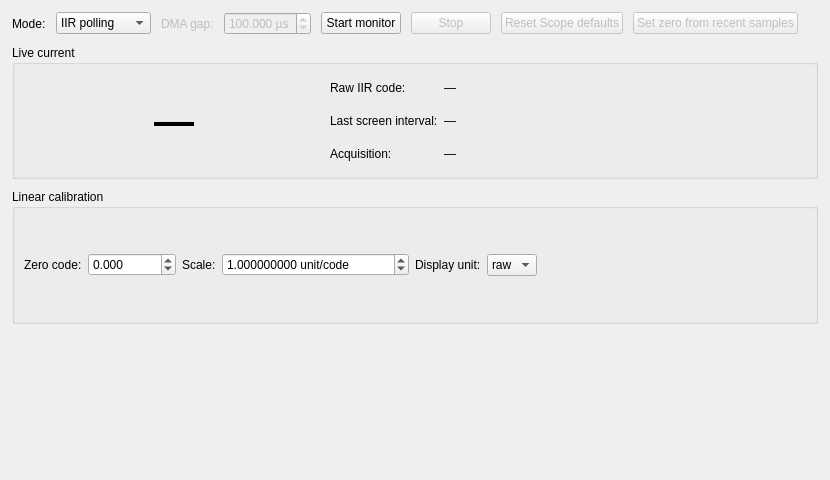
This is forms/current_monitor_view.ui in nucliflare/nlab-digitizer-community as Qt 5 draws it before an edit. The edited form follows.
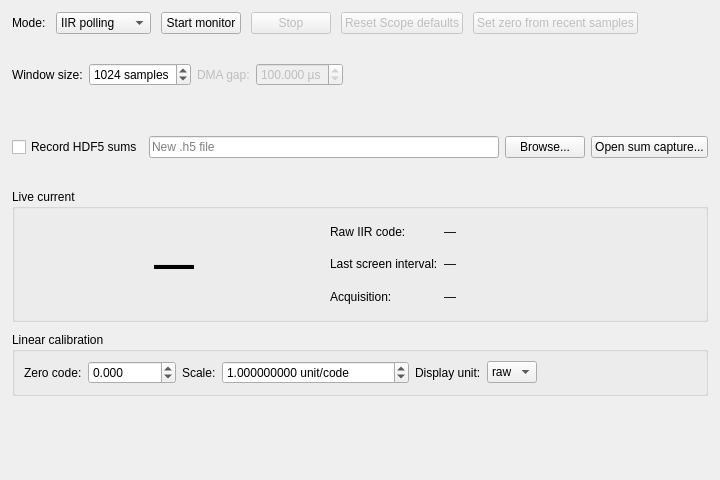
This is the edited form. Custom widgets are drawn as their Qt base class.

```diff
--- a/forms/current_monitor_view.ui
+++ b/forms/current_monitor_view.ui
@@ -18,6 +18,35 @@
        <item><property name="text"><string>Scope DMA</string></property></item>
       </widget>
      </item>
+     <item><widget class="QPushButton" name="btnStart"><property name="text"><string>Start monitor</string></property></widget></item>
+     <item><widget class="QPushButton" name="btnStop"><property name="text"><string>Stop</string></property><property name="enabled"><bool>false</bool></property></widget></item>
+     <item>
+      <widget class="QPushButton" name="btnResetScopeDefaults">
+       <property name="text"><string>Reset Scope defaults</string></property>
+       <property name="enabled"><bool>false</bool></property>
+       <property name="toolTip"><string>Restore the Scope hardware defaults after stopping Current DMA.</string></property>
+      </widget>
+     </item>
+     <item><widget class="QPushButton" name="btnZero"><property name="text"><string>Set zero from recent samples</string></property><property name="enabled"><bool>false</bool></property></widget></item>
+     <item><spacer name="controlsSpacer"><property name="orientation"><enum>Qt::Horizontal</enum></property><property name="sizeHint" stdset="0"><size><width>20</width><height>20</height></size></property></spacer></item>
+    </layout>
+   </item>
+   <item>
+    <widget class="QWidget" name="sumTimingControls" native="true">
+     <layout class="QHBoxLayout" name="sumTimingLayout">
+      <property name="leftMargin"><number>0</number></property>
+      <property name="topMargin"><number>0</number></property>
+      <property name="rightMargin"><number>0</number></property>
+      <property name="bottomMargin"><number>0</number></property>
+      <item><widget class="QLabel" name="labelSumSamples"><property name="text"><string>Window size:</string></property></widget></item>
+      <item><widget class="QSpinBox" name="spinSumSamples">
+       <property name="toolTip"><string>ADC samples integrated per sum window: 4 to 8188, in steps of 4. Each sample lasts 2 ns. This sets the next capture, not the fixed 4096-byte packet size.</string></property>
+       <property name="suffix"><string> samples</string></property>
+       <property name="minimum"><number>4</number></property>
+       <property name="maximum"><number>8188</number></property>
+       <property name="singleStep"><number>4</number></property>
+       <property name="value"><number>1024</number></property>
+      </widget></item>
      <item><widget class="QLabel" name="labelDmaGap"><property name="text"><string>DMA gap:</string></property><property name="enabled"><bool>false</bool></property></widget></item>
      <item>
       <widget class="QDoubleSpinBox" name="spinDmaGap">
@@ -31,18 +60,24 @@
        <property name="value"><double>100.000000000000000</double></property>
       </widget>
      </item>
-     <item><widget class="QPushButton" name="btnStart"><property name="text"><string>Start monitor</string></property></widget></item>
-     <item><widget class="QPushButton" name="btnStop"><property name="text"><string>Stop</string></property><property name="enabled"><bool>false</bool></property></widget></item>
-     <item>
-      <widget class="QPushButton" name="btnResetScopeDefaults">
-       <property name="text"><string>Reset Scope defaults</string></property>
-       <property name="enabled"><bool>false</bool></property>
-       <property name="toolTip"><string>Restore the Scope hardware defaults after stopping Current DMA.</string></property>
-      </widget>
-     </item>
-     <item><widget class="QPushButton" name="btnZero"><property name="text"><string>Set zero from recent samples</string></property><property name="enabled"><bool>false</bool></property></widget></item>
-     <item><spacer name="controlsSpacer"><property name="orientation"><enum>Qt::Horizontal</enum></property><property name="sizeHint" stdset="0"><size><width>20</width><height>20</height></size></property></spacer></item>
-    </layout>
+      <item><widget class="QLabel" name="labelSumTiming"><property name="text"><string/></property><property name="toolTip"><string>Window duration is N times 2 ns. Scheduled start interval is the window duration plus the window gap; missed windows are excluded from measured exposure.</string></property></widget></item>
+      <item><spacer name="sumTimingSpacer"><property name="orientation"><enum>Qt::Horizontal</enum></property><property name="sizeHint" stdset="0"><size><width>20</width><height>20</height></size></property></spacer></item>
+     </layout>
+    </widget>
+   </item>
+   <item>
+    <widget class="QWidget" name="sumControls" native="true">
+     <layout class="QHBoxLayout" name="sumControlsLayout">
+      <property name="leftMargin"><number>0</number></property>
+      <property name="topMargin"><number>0</number></property>
+      <property name="rightMargin"><number>0</number></property>
+      <property name="bottomMargin"><number>0</number></property>
+      <item><widget class="QCheckBox" name="cbRecordSums"><property name="text"><string>Record HDF5 sums</string></property><property name="toolTip"><string>Record original sum packets and exact timestamps to a new HDF5 file.</string></property></widget></item>
+      <item><widget class="QLineEdit" name="editSumFile"><property name="placeholderText"><string>New .h5 file</string></property><property name="toolTip"><string>Output filename; existing files are preserved.</string></property></widget></item>
+      <item><widget class="QPushButton" name="btnSumFile"><property name="text"><string>Browse...</string></property><property name="toolTip"><string>Choose a new sum recording file.</string></property></widget></item>
+      <item><widget class="QPushButton" name="btnOpenSums"><property name="text"><string>Open sum capture...</string></property><property name="toolTip"><string>Replay recorded sums in this plot without accessing hardware.</string></property></widget></item>
+     </layout>
+    </widget>
    </item>
    <item>
     <widget class="QGroupBox" name="groupReading">
```
